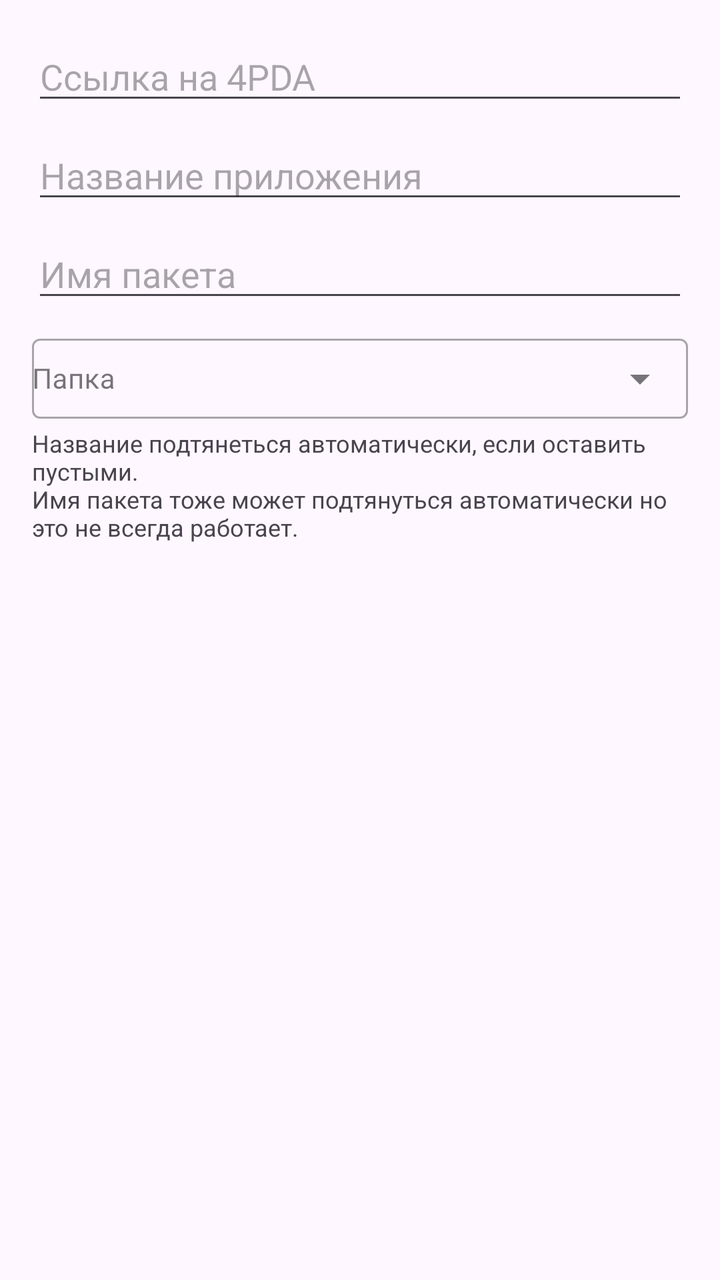
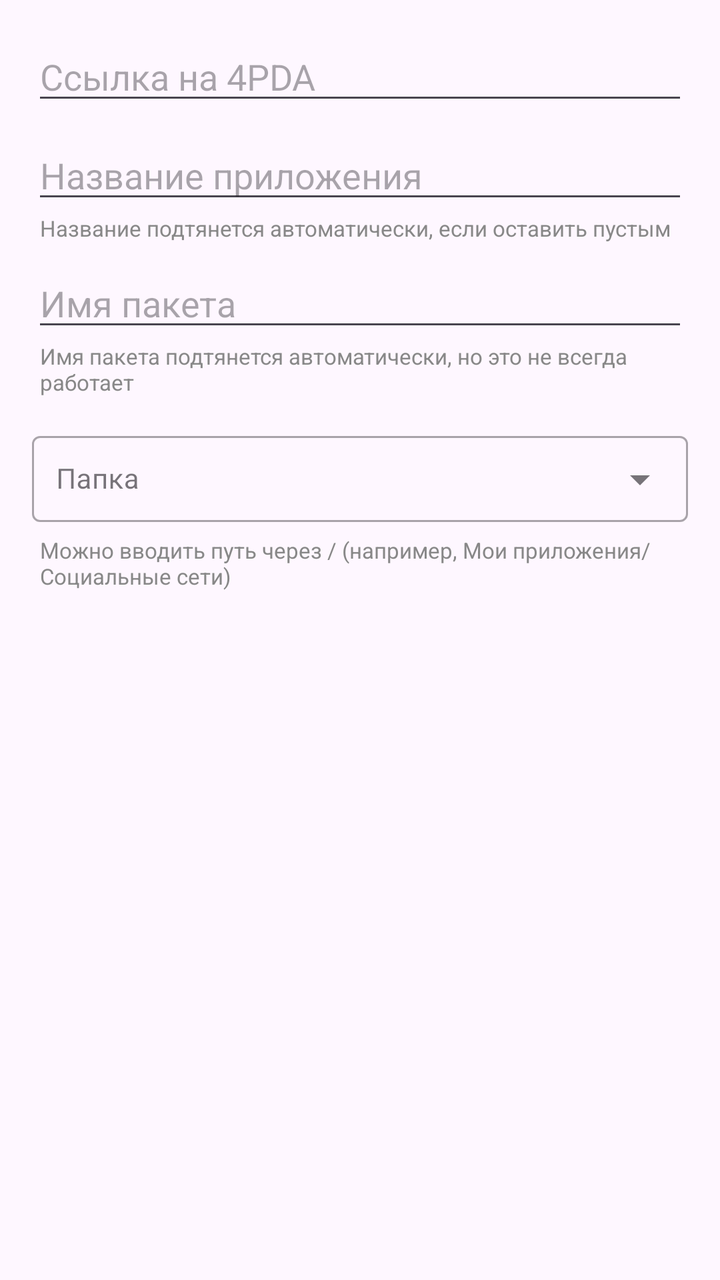

Compare the two renders of this Android layout. The source of the first and the diff that turns it into the second are given below.
<!-- AndroidManifest.xml: application theme Theme._4PDAUpdateChecker -->
<!-- res/layout/dialog_add_app.xml -->
<?xml version="1.0" encoding="utf-8"?>
<LinearLayout xmlns:android="http://schemas.android.com/apk/res/android"
    xmlns:app="http://schemas.android.com/apk/res-auto"
    android:layout_width="match_parent"
    android:layout_height="wrap_content"
    android:orientation="vertical"
    android:padding="16dp">

    <EditText
        android:id="@+id/editTopicUrl"
        android:layout_width="match_parent"
        android:layout_height="wrap_content"
        android:hint="Ссылка на 4PDA"
        android:inputType="textUri"
        android:autofillHints="url" />

    <EditText
        android:id="@+id/editAppName"
        android:layout_width="match_parent"
        android:layout_height="wrap_content"
        android:layout_marginTop="8dp"
        android:hint="Название приложения"
        android:inputType="textCapWords"
        android:autofillHints="name" />

    <EditText
        android:id="@+id/editPackageName"
        android:layout_width="match_parent"
        android:layout_height="wrap_content"
        android:layout_marginTop="8dp"
        android:hint="Имя пакета"
        android:inputType="text"
        android:autofillHints="packageName" />

    <com.google.android.material.textfield.TextInputLayout
        style="@style/Widget.MaterialComponents.TextInputLayout.OutlinedBox.ExposedDropdownMenu"
        android:layout_width="match_parent"
        android:layout_height="wrap_content"
        android:layout_marginTop="8dp"
        android:hint="Папка">

        <AutoCompleteTextView
            android:id="@+id/editFolderName"
            android:layout_width="match_parent"
            android:layout_height="40dp"
            android:padding="0dp"
            android:textSize="14sp"
            android:inputType="text" />

    </com.google.android.material.textfield.TextInputLayout>

    <TextView
        android:layout_width="match_parent"
        android:layout_height="wrap_content"
        android:layout_marginTop="4dp"
        android:text="Название подтянеться автоматически, если оставить пустыми. \nИмя пакета тоже может подтянуться автоматически но это не всегда работает."
        android:textSize="12sp" />

</LinearLayout>
<!-- resources referenced by this layout -->
<resources>
  <style name="Theme._4PDAUpdateChecker" parent="Base.Theme._4PDAUpdateChecker" />
  <style name="Base.Theme._4PDAUpdateChecker" parent="Theme.Material3.DayNight.NoActionBar">
          
          <item name="colorPrimary">#2196F3</item>
          <item name="toolbarBackground">?attr/colorPrimary</item>
          <item name="android:statusBarColor">?attr/colorPrimary</item>
          <item name="android:navigationBarColor">?attr/colorPrimary</item>
          <item name="android:windowLightStatusBar">false</item>
          <item name="android:windowLightNavigationBar" tools:targetApi="27">false</item>
      </style>
</resources>

<!-- the commit's change to res/layout/dialog_add_app.xml (unified diff, before → after) -->
@@ -23,6 +23,14 @@
         android:inputType="textCapWords"
         android:autofillHints="name" />
 
+    <TextView
+        android:layout_width="match_parent"
+        android:layout_height="wrap_content"
+        android:text="Название подтянется автоматически, если оставить пустым"
+        android:textSize="11sp"
+        android:textColor="#888888"
+        android:layout_marginStart="4dp" />
+
     <EditText
         android:id="@+id/editPackageName"
         android:layout_width="match_parent"
@@ -32,18 +40,26 @@
         android:inputType="text"
         android:autofillHints="packageName" />
 
+    <TextView
+        android:layout_width="match_parent"
+        android:layout_height="wrap_content"
+        android:text="Имя пакета подтянется автоматически, но это не всегда работает"
+        android:textSize="11sp"
+        android:textColor="#888888"
+        android:layout_marginStart="4dp" />
+
     <com.google.android.material.textfield.TextInputLayout
         style="@style/Widget.MaterialComponents.TextInputLayout.OutlinedBox.ExposedDropdownMenu"
         android:layout_width="match_parent"
         android:layout_height="wrap_content"
-        android:layout_marginTop="8dp"
+        android:layout_marginTop="12dp"
         android:hint="Папка">
 
         <AutoCompleteTextView
             android:id="@+id/editFolderName"
             android:layout_width="match_parent"
-            android:layout_height="40dp"
-            android:padding="0dp"
+            android:layout_height="wrap_content"
+            android:padding="12dp"
             android:textSize="14sp"
             android:inputType="text" />
 
@@ -53,7 +69,9 @@
         android:layout_width="match_parent"
         android:layout_height="wrap_content"
         android:layout_marginTop="4dp"
-        android:text="Название подтянеться автоматически, если оставить пустыми. \nИмя пакета тоже может подтянуться автоматически но это не всегда работает."
-        android:textSize="12sp" />
+        android:text="Можно вводить путь через / (например, Мои приложения/Социальные сети)"
+        android:textSize="11sp"
+        android:textColor="#888888"
+        android:layout_marginStart="4dp" />
 
 </LinearLayout>
